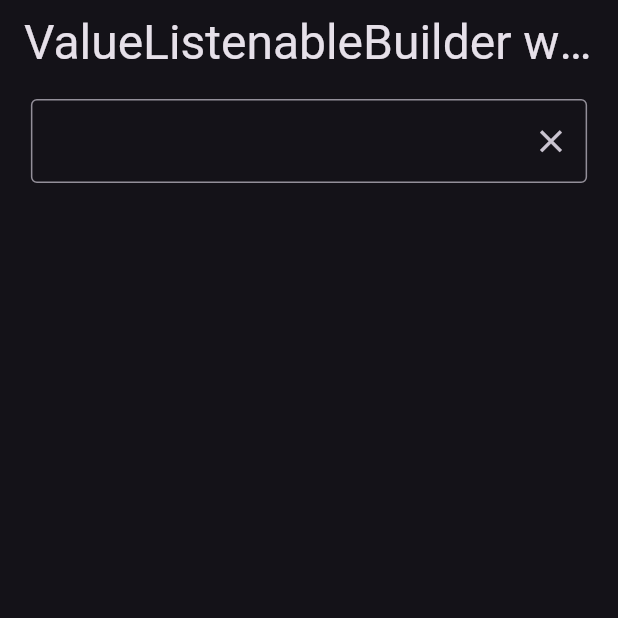
After one commit to jinosh05/flutter_builders_eample, a Flutter app: the screen it shows after launch, on a phone screen of 412 x 824 dp, the top half of it. The commit adds this screen. Run offline on Flutter 3.47's test engine with Material 3 defaults, Android fonts, the phone set to English and light mode, and no system bars; our stand-ins replace bloc, flutter_bloc, nested.

Commit message:
BlocWithVlb and Bloc1Bloc created

```diff
--- /dev/null
+++ b/lib/builders/bloc_with_vlb/bloc/bloc1_bloc.dart
@@ -0,0 +1,30 @@
+import "package:bloc/bloc.dart";
+import "package:flutter/material.dart";
+import "package:flutter_builders_eample/models/dictionary_model.dart";
+import "package:flutter_builders_eample/service/api_services.dart";
+
+part "bloc1_event.dart";
+part "bloc1_state.dart";
+
+class Bloc1Bloc extends Bloc<Bloc1Event, Bloc1State> {
+  Bloc1Bloc() : super(Bloc1Initial()) {
+    on<Bloc1Event>((final Bloc1Event event, final Emitter<Bloc1State> emit) {
+      controller.addListener(
+        () async {
+          await ApiServices().fetchApi(controller.text).then(
+            (final DictionaryModel? value) {
+              if (value != null) {
+                listNotifier.value = value.list;
+              }
+            },
+          );
+        },
+      );
+    });
+  }
+
+  final ValueNotifier<List<DictionaryData>> listNotifier =
+      ValueNotifier(<DictionaryData>[]);
+
+  final TextEditingController controller = TextEditingController();
+}
--- /dev/null
+++ b/lib/builders/bloc_with_vlb/bloc/bloc1_event.dart
@@ -0,0 +1,6 @@
+part of "bloc1_bloc.dart";
+
+@immutable
+sealed class Bloc1Event {}
+
+class ClearTextEvent extends Bloc1Event {}
--- /dev/null
+++ b/lib/builders/bloc_with_vlb/bloc/bloc1_state.dart
@@ -0,0 +1,6 @@
+part of 'bloc1_bloc.dart';
+
+@immutable
+sealed class Bloc1State {}
+
+final class Bloc1Initial extends Bloc1State {}
--- /dev/null
+++ b/lib/builders/bloc_with_vlb/bloc_with_vlb.dart
@@ -0,0 +1,157 @@
+import "package:flutter/foundation.dart";
+import "package:flutter/material.dart";
+import "package:flutter_bloc/flutter_bloc.dart";
+import "package:flutter_builders_eample/builders/bloc_with_vlb/bloc/bloc1_bloc.dart";
+import "package:flutter_builders_eample/models/dictionary_model.dart";
+
+class BlocWithVlb extends StatefulWidget {
+  const BlocWithVlb({super.key});
+
+  @override
+  State<BlocWithVlb> createState() => _BlocWithVlbState();
+}
+
+class _BlocWithVlbState extends State<BlocWithVlb> {
+  @override
+  Widget build(final BuildContext context) {
+    final Bloc1Bloc bloc = context.read<Bloc1Bloc>();
+    return Scaffold(
+      appBar: AppBar(
+        title: Text(
+          "ValueListenableBuilder with Bloc/Cubit",
+          style: Theme.of(context).textTheme.headlineLarge,
+        ),
+      ),
+      body: Column(
+        children: <Widget>[
+          _SearchBar(
+            controller: bloc.controller,
+            onClear: () {
+              bloc.add(ClearTextEvent());
+            },
+          ),
+          ValueListenableBuilder<List<DictionaryData>>(
+            valueListenable: bloc.listNotifier,
+            builder: (
+              final BuildContext context,
+              final List<DictionaryData> value,
+              final Widget? child,
+            ) =>
+                _ResultUI(list: value),
+          ),
+        ],
+      ),
+    );
+  }
+}
+
+class _SearchBar extends StatelessWidget {
+  const _SearchBar({
+    required this.controller,
+    required this.onClear,
+  });
+  final TextEditingController controller;
+  final Function() onClear;
+  @override
+  Widget build(final BuildContext context) => Container(
+        margin: const EdgeInsets.symmetric(vertical: 10),
+        width: MediaQuery.of(context).size.width * 0.9,
+        child: TextField(
+          controller: controller,
+          decoration: InputDecoration(
+            border: const OutlineInputBorder(),
+            suffixIcon: IconButton(
+              onPressed: () async {
+                controller.clear();
+                onClear();
+              },
+              icon: const Icon(
+                Icons.clear,
+                size: 25,
+              ),
+            ),
+          ),
+        ),
+      );
+  @override
+  void debugFillProperties(final DiagnosticPropertiesBuilder properties) {
+    super.debugFillProperties(properties);
+    properties
+      ..add(
+        DiagnosticsProperty<TextEditingController>("controller", controller),
+      )
+      ..add(ObjectFlagProperty<Function()>.has("onClear", onClear));
+  }
+}
+
+class _ResultUI extends StatelessWidget {
+  const _ResultUI({
+    required this.list,
+  });
+  final List<DictionaryData> list;
+
+  @override
+  Widget build(final BuildContext context) => Expanded(
+        child: ListView.separated(
+          itemCount: list.length,
+          itemBuilder: (final BuildContext context, final int index) =>
+              _DictionaryItem(
+            index: index,
+            data: list[index],
+          ),
+          separatorBuilder: (final BuildContext context, final int index) =>
+              const SizedBox(
+            height: 10,
+          ),
+        ),
+      );
+  @override
+  void debugFillProperties(final DiagnosticPropertiesBuilder properties) {
+    super.debugFillProperties(properties);
+    properties.add(IterableProperty<DictionaryData>("list", list));
+  }
+}
+
+class _DictionaryItem extends StatelessWidget {
+  const _DictionaryItem({required this.index, required this.data});
+  final int index;
+  final DictionaryData data;
+
+  @override
+  Widget build(final BuildContext context) => Container(
+        color: index.isEven ? Colors.white12 : Colors.blueGrey,
+        padding: const EdgeInsets.all(10),
+        child: Row(
+          mainAxisAlignment: MainAxisAlignment.spaceBetween,
+          children: <Widget>[
+            SizedBox(
+              width: MediaQuery.of(context).size.width * 0.20,
+              child: Text(
+                data.word ?? "",
+                style: const TextStyle(
+                  color: Colors.black,
+                  fontWeight: FontWeight.bold,
+                ),
+              ),
+            ),
+            SizedBox(
+              width: MediaQuery.of(context).size.width * 0.70,
+              child: Text(
+                data.definition ?? "",
+                style: const TextStyle(
+                  color: Colors.black,
+                  fontWeight: FontWeight.w500,
+                ),
+              ),
+            ),
+          ],
+        ),
+      );
+  @override
+  void debugFillProperties(final DiagnosticPropertiesBuilder properties) {
+    super.debugFillProperties(properties);
+    properties
+      ..add(IntProperty("index", index))
+      ..add(DiagnosticsProperty<DictionaryData>("data", data));
+  }
+}
--- a/pubspec.yaml
+++ b/pubspec.yaml
@@ -12,6 +12,7 @@ dependencies:
   bloc: ^8.1.4
   flutter:
     sdk: flutter
+  flutter_bloc: ^8.1.6
   http: ^1.2.1
   meta: ^1.12.0
 
```
Also changed, not shown: lib/main.dart (+19 -7 lines), pubspec.lock.
